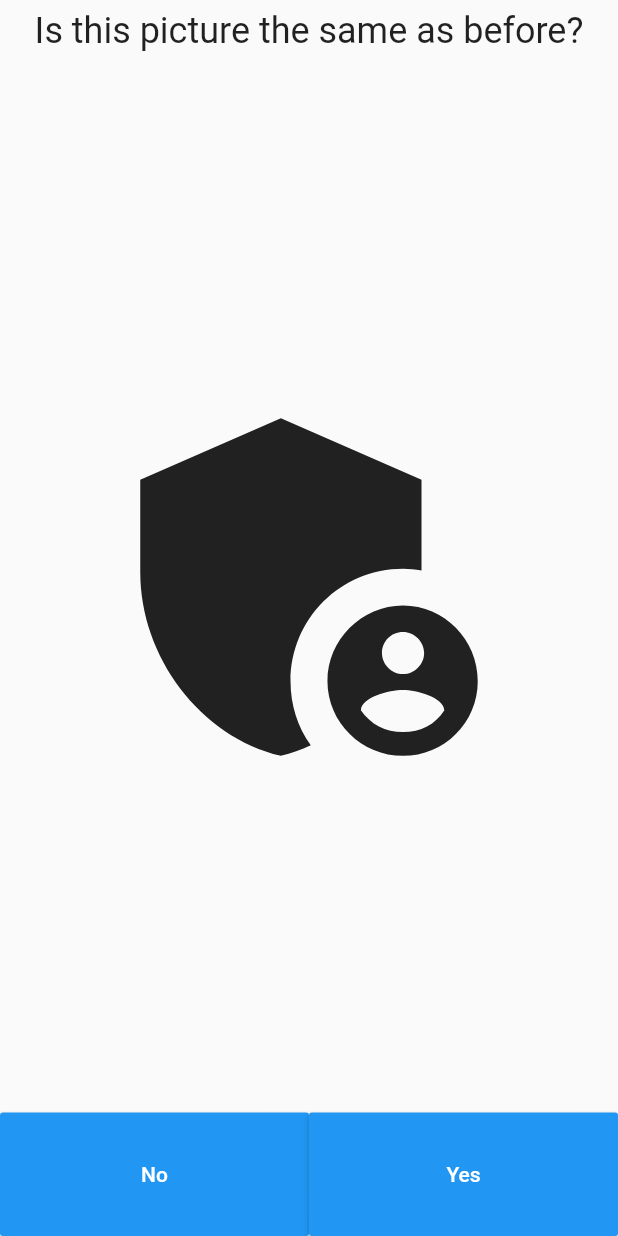
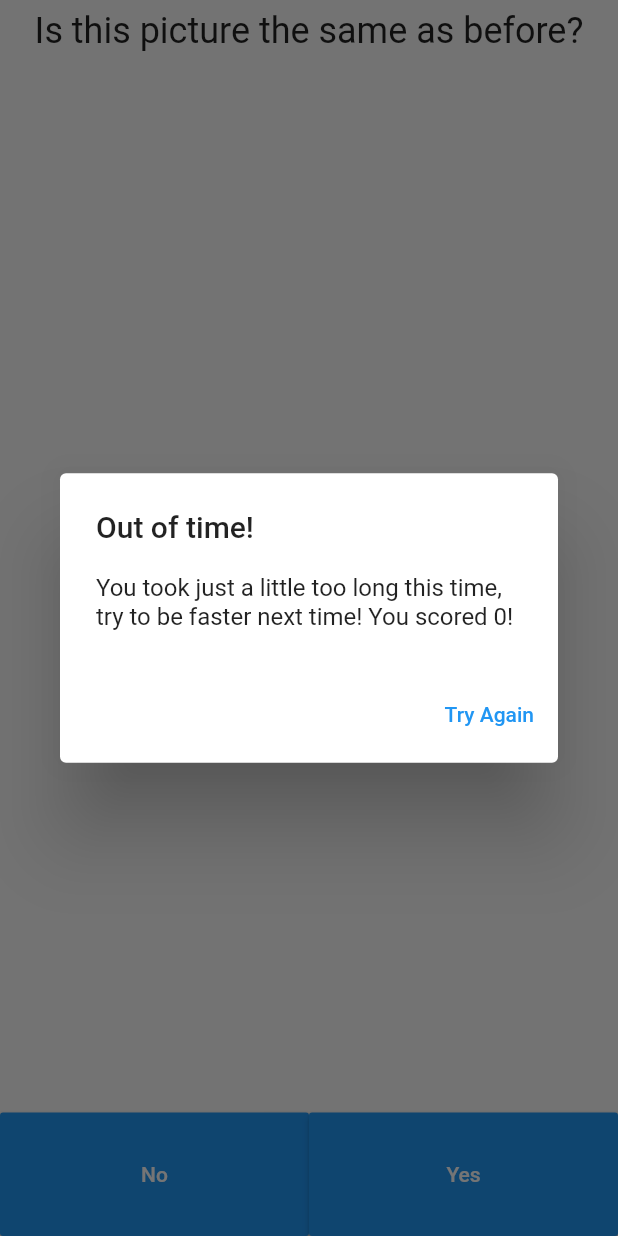
Before and after one commit to Nv7-GitHub/neo_vita, a Flutter app: the SpeedMatch widget shown alone on an empty page, opened directly, after a tap on "No", on a phone screen of 412 x 824 dp. Run offline on Flutter 3.47's test engine with Material 2 defaults, Android fonts, the phone set to English and light mode, and no system bars; missing offline and left inert: circular_reveal_animation.

Commit message:
Speedmatch v1

```diff
--- a/lib/games/speedmatch.dart
+++ b/lib/games/speedmatch.dart
@@ -1,5 +1,6 @@
 import 'package:flutter/material.dart';
 import 'dart:math';
+import 'dart:async';
 
 class SpeedMatch extends StatefulWidget {
     _SpeedMatch createState() => _SpeedMatch();
@@ -8,6 +9,89 @@ class SpeedMatch extends StatefulWidget {
 class _SpeedMatch extends State<SpeedMatch> {
   Random rand = new Random();
   int score = 0;
+  Icon previous;
+  Icon current = Icon(Icons.play_arrow, size: 50);
+  List<IconData> pics = <IconData>[
+    Icons.sports_football,
+    Icons.local_fire_department,
+    Icons.map,
+    Icons.pedal_bike,
+    Icons.tour,
+    Icons.waves,
+    Icons.create,
+    Icons.dangerous,
+  ];
+  List<Icon> icons;
+  Timer timer;
+
+  @override
+  void initState() {
+    super.initState();
+    icons = new List(pics.length);
+    for (int i = 0; i < pics.length; i++) {
+      icons[i] = Icon(pics[i], size: 50);
+    }
+    this.startTimer();
+  }
+
+  void timerCallback() {
+    this.timer.cancel();
+    this.failureDialog("You took just a little too long this time, try to be faster next time!");
+  }
+
+  void failureDialog(String text) {
+    AlertDialog dialog = AlertDialog(
+      title: Text("Out of time!"),
+      content: Text("$text You scored $score!"),
+      actions: <Widget>[
+        TextButton(
+          child: Text('Try Again'),
+          onPressed: () {
+            Navigator.of(context).pop();
+          },
+        ),
+      ],
+    );
+
+    showDialog(
+      context: context,
+      builder: (context) => dialog,
+    ).then((val) {
+      setState(() {
+        this.score = 0;
+        this.previous = null;
+        this.current = Icon(Icons.play_arrow, size: 50);
+        startTimer();
+      });
+    });
+  }
+
+  void startTimer() {
+    Duration duration = new Duration(milliseconds: 1000 - (score*5));
+    this.timer = new Timer(duration, this.timerCallback);
+  }
+
+  void updateIcon() {
+    setState(() {
+      this.previous = this.current;
+      this.current = this.icons[rand.nextInt(this.icons.length)];
+    });
+  }
+
+  void check(bool equal) {
+    this.timer.cancel();
+    if (((this.previous == this.current) == equal) || (this.previous == null)) {
+      this.score++;
+      updateIcon();
+
+    } else {
+      String text = "";
+      if (equal) {
+        text = "'nt";
+      }
+      this.failureDialog("Oops! Those did$text match!");
+    }
+  }
 
 
   @override
@@ -30,10 +114,7 @@ class _SpeedMatch extends State<SpeedMatch> {
         Expanded (
           flex: 85,
           child: Align(
-            child: Icon(
-              Icons.admin_panel_settings,
-              size: 300,
-            ),
+            child: this.current,
             alignment: Alignment.center,
           ),
         ),
@@ -46,14 +127,14 @@ class _SpeedMatch extends State<SpeedMatch> {
               Expanded (
                   child: RaisedButton(
                     child: Text("No", style: TextStyle(color: Colors.white)),
-                    onPressed: () {},
+                    onPressed: () {this.check(false);},
                     color: Colors.blue,
                   )
               ),
               Expanded (
                   child: RaisedButton(
                     child: Text("Yes", style: TextStyle(color: Colors.white)),
-                    onPressed: () {},
+                    onPressed: () {this.check(true);},
                     color: Colors.blue,
                   )
               ),
```
